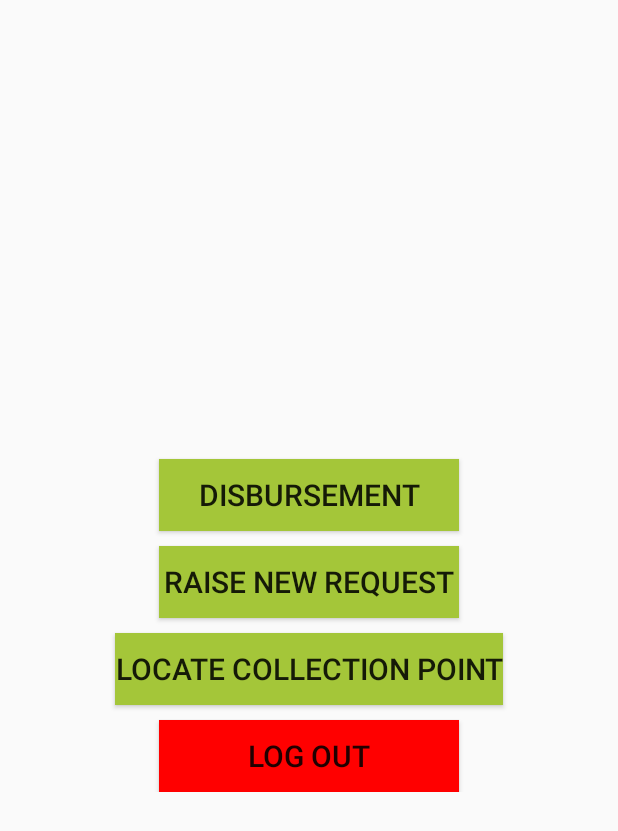
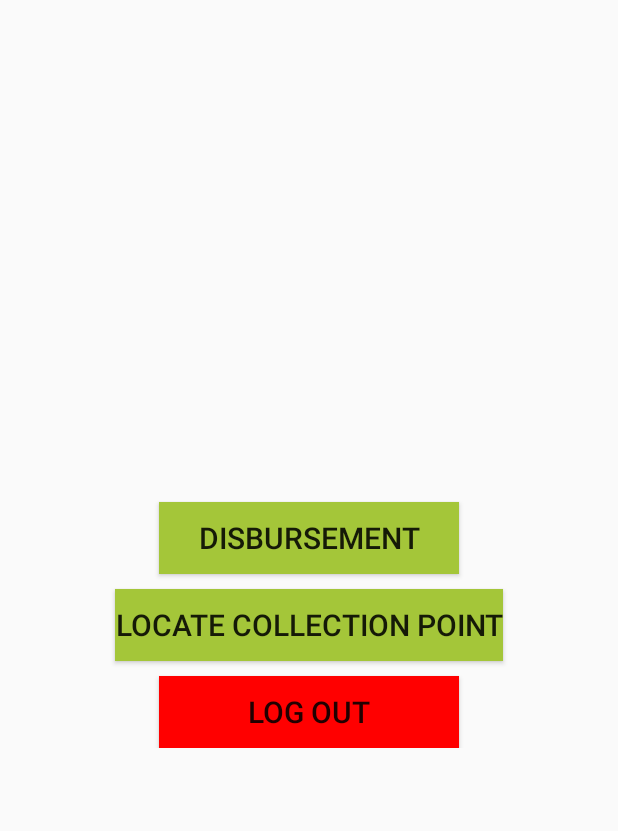
Before and after one commit to Martindreamz/ADProjectMobile, an Android app: the RepresentativeMenuActivity screen opened directly, with no data from a screen before it, on a phone screen of 412 x 824 dp. Shown: the top 831 px of the screen. Run offline under Robolectric (Android 15) with nearby library versions, the phone set to English and light mode, and no system bars; 1 statement that could not run was skipped.

Commit message:
Without raise request button.

```diff
--- a/app/src/main/java/iss/workshop/adprojectmobile/activity/Staff/RepresentativeMenuActivity.java
+++ b/app/src/main/java/iss/workshop/adprojectmobile/activity/Staff/RepresentativeMenuActivity.java
@@ -39,10 +39,10 @@ public class RepresentativeMenuActivity extends AppCompatActivity implements Vie
 
             confirmDisbursement.setVisibility(View.GONE);
         }
-        raiseRequest = findViewById(R.id.raiseBtn);
+        /*raiseRequest = findViewById(R.id.raiseBtn);
         raiseRequest.setOnClickListener(this);
         if (confirmDisbursement != null)
-            registerForContextMenu(confirmDisbursement);
+            registerForContextMenu(confirmDisbursement);*/
 
         findRoutes = (Button) findViewById(R.id.findRoutesBtn);
         findRoutes.setOnClickListener(new View.OnClickListener() {
--- a/app/src/main/res/layout/activity_representative_menu.xml
+++ b/app/src/main/res/layout/activity_representative_menu.xml
@@ -15,13 +15,6 @@
         <Button style="@style/Btn"
             android:id="@+id/confirmDisbursementBtn"
             android:text="@string/confirmDisbursement"
-            android:layout_gravity="center"
-            android:layout_marginTop="10dp"
-            />
-
-        <Button style="@style/Btn"
-            android:id="@+id/raiseBtn"
-            android:text="@string/raise"
             android:layout_gravity="center"
             android:layout_marginTop="10dp"
             />
```
